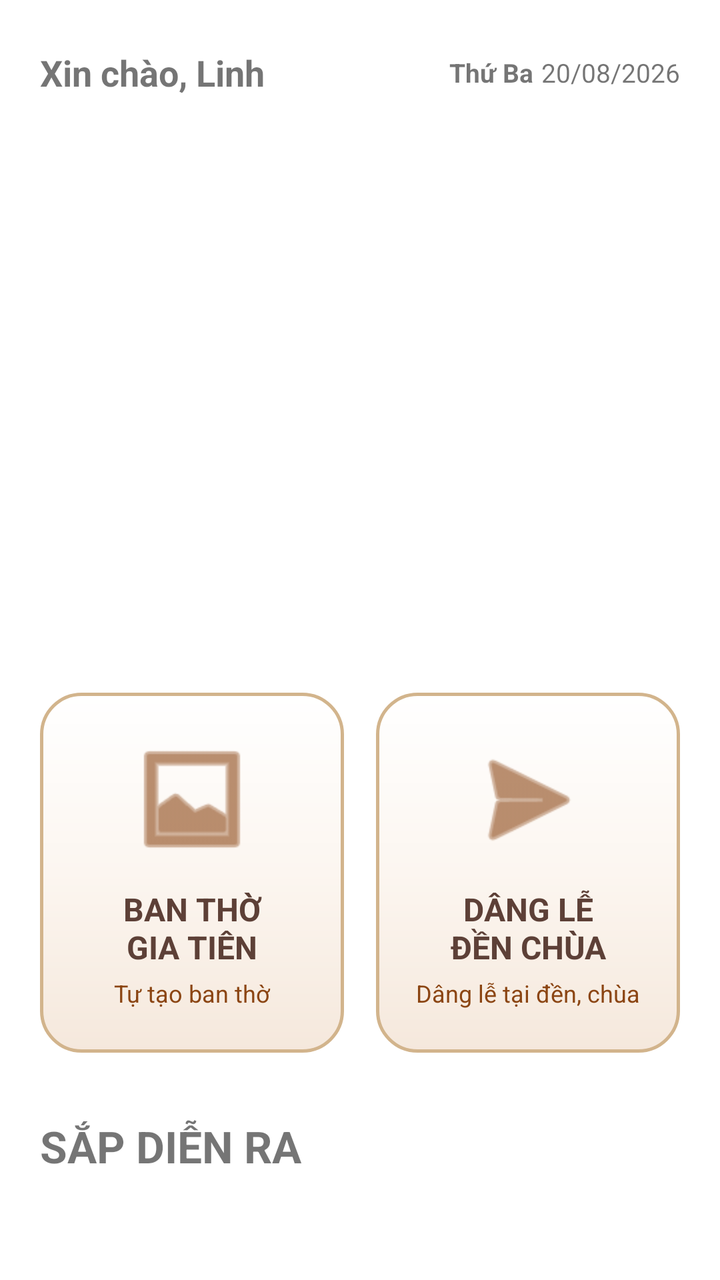
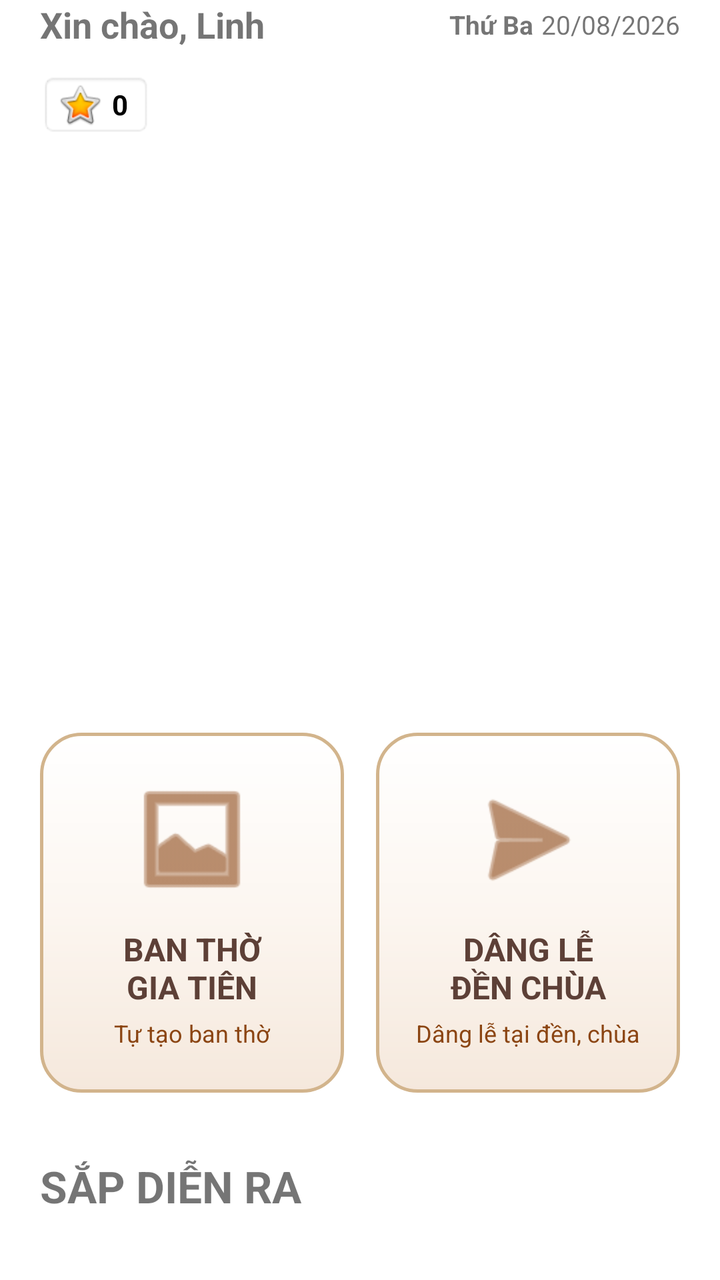

Compare the two renders of this Android layout. The source of the first and the diff that turns it into the second are given below.
<!-- AndroidManifest.xml: application theme Theme.ThapHuongGiaTien -->
<!-- res/layout/fragment_home.xml -->
<?xml version="1.0" encoding="utf-8"?>
<androidx.core.widget.NestedScrollView xmlns:android="http://schemas.android.com/apk/res/android"
    xmlns:app="http://schemas.android.com/apk/res-auto"
    android:id="@+id/scrollView"
    android:layout_width="match_parent"
    android:layout_height="match_parent"
    android:fillViewport="true"
    android:background="@color/white">
    <LinearLayout
        android:id="@+id/layoutContent"
        android:layout_width="match_parent"
        android:layout_height="wrap_content"
        android:orientation="vertical"
        android:paddingStart="20dp"
        android:paddingTop="24dp"
        android:paddingEnd="20dp"
        android:paddingBottom="32dp">
        <LinearLayout
            android:id="@+id/layoutUserInfo"
            android:layout_width="match_parent"
            android:layout_height="wrap_content"
            android:orientation="horizontal"
            android:gravity="center_vertical">
            <TextView
                android:id="@+id/txtUserName"
                android:layout_width="0dp"
                android:layout_height="wrap_content"
                android:layout_weight="1"
                android:text="Xin chào, Linh"
                android:textSize="18sp"
                android:textStyle="bold" />
            <TextView
                android:id="@+id/txtDayOfWeek"
                android:layout_width="wrap_content"
                android:layout_height="wrap_content"
                android:text="Thứ Ba"
                android:textSize="13sp"
                android:textStyle="bold"
                android:layout_marginEnd="4dp"/>
            <TextView
                android:id="@+id/txtDate"
                android:layout_width="wrap_content"
                android:layout_height="wrap_content"
                android:text="20/08/2026"
                android:textSize="13sp" />
        </LinearLayout>
        <androidx.cardview.widget.CardView
            android:id="@+id/cardBanner"
            android:layout_width="match_parent"
            android:layout_height="250dp"
            android:layout_marginTop="24dp"
            app:cardCornerRadius="20dp"
            app:cardElevation="0dp">
            <androidx.constraintlayout.widget.ConstraintLayout
                android:layout_width="match_parent"
                android:layout_height="match_parent">
                <ImageView
                    android:id="@+id/imgBanner"
                    android:layout_width="match_parent"
                    android:layout_height="match_parent"
                    android:contentDescription="@null"
                    android:scaleType="centerCrop" />
            </androidx.constraintlayout.widget.ConstraintLayout>
        </androidx.cardview.widget.CardView>
        <LinearLayout
            android:id="@+id/layoutFunctions"
            android:layout_width="match_parent"
            android:layout_height="wrap_content"
            android:layout_marginTop="24dp"
            android:baselineAligned="false"
            android:orientation="horizontal"
            android:weightSum="2">

            <LinearLayout
                android:id="@+id/cardBanThoGiaTien"
                android:layout_width="0dp"
                android:layout_height="180dp"
                android:layout_marginEnd="8dp"
                android:layout_weight="1"
                android:background="@drawable/bg_action_button"
                android:clickable="true"
                android:focusable="true"
                android:gravity="center"
                android:orientation="vertical"
                android:padding="16dp">

                <ImageView
                    android:id="@+id/imgBanThoIcon"
                    android:layout_width="64dp"
                    android:layout_height="64dp"
                    android:src="@android:drawable/ic_menu_gallery"
                    app:tint="#8B4513"
                    android:contentDescription="@null" />

                <TextView
                    android:id="@+id/txtBanThoTitle"
                    android:layout_width="match_parent"
                    android:layout_height="wrap_content"
                    android:layout_marginTop="12dp"
                    android:gravity="center"
                    android:text="BAN THỜ\nGIA TIÊN"
                    android:textColor="#5D4037"
                    android:textSize="16sp"
                    android:textStyle="bold" />

                <TextView
                    android:id="@+id/txtBanThoDescription"
                    android:layout_width="match_parent"
                    android:layout_height="wrap_content"
                    android:layout_marginTop="4dp"
                    android:gravity="center"
                    android:text="Tự tạo ban thờ"
                    android:textColor="#8B4513"
                    android:textSize="12sp" />
            </LinearLayout>

            <LinearLayout
                android:id="@+id/cardDangLe"
                android:layout_width="0dp"
                android:layout_height="180dp"
                android:layout_marginStart="8dp"
                android:layout_weight="1"
                android:background="@drawable/bg_action_button"
                android:clickable="true"
                android:focusable="true"
                android:gravity="center"
                android:orientation="vertical"
                android:padding="16dp">

                <ImageView
                    android:id="@+id/imgDangLeIcon"
                    android:layout_width="64dp"
                    android:layout_height="64dp"
                    android:src="@android:drawable/ic_menu_send"
                    app:tint="#8B4513"
                    android:contentDescription="@null" />

                <TextView
                    android:id="@+id/txtDangLeTitle"
                    android:layout_width="match_parent"
                    android:layout_height="wrap_content"
                    android:layout_marginTop="12dp"
                    android:gravity="center"
                    android:text="DÂNG LỄ\nĐỀN CHÙA"
                    android:textColor="#5D4037"
                    android:textSize="16sp"
                    android:textStyle="bold" />

                <TextView
                    android:id="@+id/txtDangLeDescription"
                    android:layout_width="match_parent"
                    android:layout_height="wrap_content"
                    android:layout_marginTop="4dp"
                    android:gravity="center"
                    android:text="Dâng lễ tại đền, chùa"
                    android:textColor="#8B4513"
                    android:textSize="12sp" />
            </LinearLayout>
        </LinearLayout>
        <androidx.constraintlayout.widget.ConstraintLayout
            android:id="@+id/layoutEventHeader"
            android:layout_width="match_parent"
            android:layout_height="wrap_content"
            android:layout_marginTop="32dp">
            <TextView
                android:id="@+id/txtEventTitle"
                android:layout_width="0dp"
                android:layout_height="wrap_content"
                android:text="SẮP DIỄN RA"
                android:textSize="22sp"
                android:textStyle="bold"
                app:layout_constraintStart_toStartOf="parent"
                app:layout_constraintTop_toTopOf="parent"
                app:layout_constraintEnd_toEndOf="parent" />
        </androidx.constraintlayout.widget.ConstraintLayout>
        <androidx.recyclerview.widget.RecyclerView
            android:id="@+id/rvEvents"
            android:layout_width="match_parent"
            android:layout_height="wrap_content"
            android:layout_marginTop="14dp"
            android:nestedScrollingEnabled="false"
            app:layoutManager="androidx.recyclerview.widget.LinearLayoutManager" />
    </LinearLayout>
</androidx.core.widget.NestedScrollView>
<!-- resources referenced by this layout -->
<resources>
  <color name="white">#FFFFFFFF</color>
  <!-- drawable bg_action_button (drawable) -->
  <?xml version="1.0" encoding="utf-8"?>
  <ripple xmlns:android="http://schemas.android.com/apk/res/android"
      android:color="#208B4513">
      <item>
          <shape android:shape="rectangle">
              <gradient
                  android:startColor="#FFFFFF"
                  android:centerColor="#FCF6F0"
                  android:endColor="#F5E8DC"
                  android:angle="270" />
              <corners android:radius="20dp" />
              <stroke
                  android:width="1.5dp"
                  android:color="#D2B48C" />
          </shape>
      </item>
  </ripple>
  <style name="Theme.ThapHuongGiaTien" parent="Theme.MaterialComponents.DayNight.NoActionBar">
          
          <item name="colorPrimary">@color/purple_500</item>
          <item name="colorPrimaryVariant">@color/purple_700</item>
          <item name="colorOnPrimary">@color/white</item>
          
          <item name="colorSecondary">@color/teal_200</item>
          <item name="colorSecondaryVariant">@color/teal_700</item>
          <item name="colorOnSecondary">@color/black</item>
          
          <item name="android:statusBarColor">@color/white</item>
          <item name="android:windowLightStatusBar">true</item>
          
      </style>
  <color name="purple_500">#FF6200EE</color>
  <color name="purple_700">#FF3700B3</color>
  <color name="teal_200">#FF03DAC5</color>
  <color name="teal_700">#FF018786</color>
  <color name="black">#FF000000</color>
</resources>

<!-- the commit's change to res/layout/fragment_home.xml (unified diff, before → after) -->
@@ -1,184 +1,236 @@
 <?xml version="1.0" encoding="utf-8"?>
-<androidx.core.widget.NestedScrollView xmlns:android="http://schemas.android.com/apk/res/android"
+<androidx.constraintlayout.widget.ConstraintLayout xmlns:android="http://schemas.android.com/apk/res/android"
     xmlns:app="http://schemas.android.com/apk/res-auto"
-    android:id="@+id/scrollView"
     android:layout_width="match_parent"
     android:layout_height="match_parent"
-    android:fillViewport="true"
     android:background="@color/white">
-    <LinearLayout
-        android:id="@+id/layoutContent"
+
+    <androidx.core.widget.NestedScrollView
+        android:id="@+id/scrollView"
         android:layout_width="match_parent"
-        android:layout_height="wrap_content"
-        android:orientation="vertical"
-        android:paddingStart="20dp"
-        android:paddingTop="24dp"
-        android:paddingEnd="20dp"
-        android:paddingBottom="32dp">
+        android:layout_height="match_parent"
+        android:fillViewport="true">
+
         <LinearLayout
-            android:id="@+id/layoutUserInfo"
+            android:id="@+id/layoutContent"
             android:layout_width="match_parent"
             android:layout_height="wrap_content"
-            android:orientation="horizontal"
-            android:gravity="center_vertical">
-            <TextView
-                android:id="@+id/txtUserName"
-                android:layout_width="0dp"
-                android:layout_height="wrap_content"
-                android:layout_weight="1"
-                android:text="Xin chào, Linh"
-                android:textSize="18sp"
-                android:textStyle="bold" />
-            <TextView
-                android:id="@+id/txtDayOfWeek"
+            android:orientation="vertical"
+            android:paddingStart="20dp"
+            android:paddingEnd="20dp"
+            android:paddingBottom="32dp">
+
+            <LinearLayout
+                android:id="@+id/layoutUserInfo"
+                android:layout_width="match_parent"
+                android:layout_height="wrap_content"
+                android:gravity="center_vertical"
+                android:orientation="horizontal">
+
+                <TextView
+                    android:id="@+id/txtUserName"
+                    android:layout_width="0dp"
+                    android:layout_height="wrap_content"
+                    android:layout_weight="1"
+                    android:text="Xin chào, Linh"
+                    android:textSize="18sp"
+                    android:textStyle="bold" />
+
+                <TextView
+                    android:id="@+id/txtDayOfWeek"
+                    android:layout_width="wrap_content"
+                    android:layout_height="wrap_content"
+                    android:layout_marginEnd="4dp"
+                    android:text="Thứ Ba"
+                    android:textSize="13sp"
+                    android:textStyle="bold" />
+
+                <TextView
+                    android:id="@+id/txtDate"
+                    android:layout_width="wrap_content"
+                    android:layout_height="wrap_content"
+                    android:text="20/08/2026"
+                    android:textSize="13sp" />
+            </LinearLayout>
+
+            <include
+                android:id="@+id/layoutGold"
+                layout="@layout/layout_gold"
                 android:layout_width="wrap_content"
                 android:layout_height="wrap_content"
-                android:text="Thứ Ba"
-                android:textSize="13sp"
-                android:textStyle="bold"
-                android:layout_marginEnd="4dp"/>
-            <TextView
-                android:id="@+id/txtDate"
-                android:layout_width="wrap_content"
-                android:layout_height="wrap_content"
-                android:text="20/08/2026"
-                android:textSize="13sp" />
+                android:layout_marginTop="12dp" />
+
+            <androidx.cardview.widget.CardView
+                android:id="@+id/cardBanner"
+                android:layout_width="match_parent"
+                android:layout_height="250dp"
+                android:layout_marginTop="24dp"
+                app:cardCornerRadius="20dp"
+                app:cardElevation="0dp">
+
+                <androidx.constraintlayout.widget.ConstraintLayout
+                    android:layout_width="match_parent"
+                    android:layout_height="match_parent">
+
+                    <ImageView
+                        android:id="@+id/imgBanner"
+                        android:layout_width="match_parent"
+                        android:layout_height="match_parent"
+                        android:contentDescription="@null"
+                        android:scaleType="centerCrop" />
+                </androidx.constraintlayout.widget.ConstraintLayout>
+            </androidx.cardview.widget.CardView>
+
+            <LinearLayout
+                android:id="@+id/layoutFunctions"
+                android:layout_width="match_parent"
+                android:layout_height="wrap_content"
+                android:layout_marginTop="24dp"
+                android:baselineAligned="false"
+                android:orientation="horizontal"
+                android:weightSum="2">
+
+                <LinearLayout
+                    android:id="@+id/cardBanThoGiaTien"
+                    android:layout_width="0dp"
+                    android:layout_height="180dp"
+                    android:layout_marginEnd="8dp"
+                    android:layout_weight="1"
+                    android:background="@drawable/bg_action_button"
+                    android:clickable="true"
+                    android:focusable="true"
+                    android:gravity="center"
+                    android:orientation="vertical"
+                    android:padding="16dp">
+
+                    <ImageView
+                        android:id="@+id/imgBanThoIcon"
+                        android:layout_width="64dp"
+                        android:layout_height="64dp"
+                        android:contentDescription="@null"
+                        android:src="@android:drawable/ic_menu_gallery"
+                        app:tint="#8B4513" />
+
+                    <TextView
+                        android:id="@+id/txtBanThoTitle"
+                        android:layout_width="match_parent"
+                        android:layout_height="wrap_content"
+                        android:layout_marginTop="12dp"
+                        android:gravity="center"
+                        android:text="BAN THỜ\nGIA TIÊN"
+                        android:textColor="#5D4037"
+                        android:textSize="16sp"
+                        android:textStyle="bold" />
+
+                    <TextView
+                        android:id="@+id/txtBanThoDescription"
+                        android:layout_width="match_parent"
+                        android:layout_height="wrap_content"
+                        android:layout_marginTop="4dp"
+                        android:gravity="center"
+                        android:text="Tự tạo ban thờ"
+                        android:textColor="#8B4513"
+                        android:textSize="12sp" />
+                </LinearLayout>
+
+                <LinearLayout
+                    android:id="@+id/cardDangLe"
+                    android:layout_width="0dp"
+                    android:layout_height="180dp"
+                    android:layout_marginStart="8dp"
+                    android:layout_weight="1"
+                    android:background="@drawable/bg_action_button"
+                    android:clickable="true"
+                    android:focusable="true"
+                    android:gravity="center"
+                    android:orientation="vertical"
+                    android:padding="16dp">
+
+                    <ImageView
+                        android:id="@+id/imgDangLeIcon"
+                        android:layout_width="64dp"
+                        android:layout_height="64dp"
+                        android:contentDescription="@null"
+                        android:src="@android:drawable/ic_menu_send"
+                        app:tint="#8B4513" />
+
+                    <TextView
+                        android:id="@+id/txtDangLeTitle"
+                        android:layout_width="match_parent"
+                        android:layout_height="wrap_content"
+                        android:layout_marginTop="12dp"
+                        android:gravity="center"
+                        android:text="DÂNG LỄ\nĐỀN CHÙA"
+                        android:textColor="#5D4037"
+                        android:textSize="16sp"
+                        android:textStyle="bold" />
+
+                    <TextView
+                        android:id="@+id/txtDangLeDescription"
+                        android:layout_width="match_parent"
+                        android:layout_height="wrap_content"
+                        android:layout_marginTop="4dp"
+                        android:gravity="center"
+                        android:text="Dâng lễ tại đền, chùa"
+                        android:textColor="#8B4513"
+                        android:textSize="12sp" />
+                </LinearLayout>
+            </LinearLayout>
+
+            <androidx.constraintlayout.widget.ConstraintLayout
+                android:id="@+id/layoutEventHeader"
+                android:layout_width="match_parent"
+                android:layout_height="wrap_content"
+                android:layout_marginTop="32dp">
+
+                <TextView
+                    android:id="@+id/txtEventTitle"
+                    android:layout_width="0dp"
+                    android:layout_height="wrap_content"
+                    android:text="SẮP DIỄN RA"
+                    android:textSize="22sp"
+                    android:textStyle="bold"
+                    app:layout_constraintEnd_toEndOf="parent"
+                    app:layout_constraintStart_toStartOf="parent"
+                    app:layout_constraintTop_toTopOf="parent" />
+            </androidx.constraintlayout.widget.ConstraintLayout>
+
+            <androidx.recyclerview.widget.RecyclerView
+                android:id="@+id/rvEvents"
+                android:layout_width="match_parent"
+                android:layout_height="wrap_content"
+                android:layout_marginTop="14dp"
+                android:nestedScrollingEnabled="false"
+                app:layoutManager="androidx.recyclerview.widget.LinearLayoutManager" />
         </LinearLayout>
-        <androidx.cardview.widget.CardView
-            android:id="@+id/cardBanner"
-            android:layout_width="match_parent"
-            android:layout_height="250dp"
-            android:layout_marginTop="24dp"
-            app:cardCornerRadius="20dp"
-            app:cardElevation="0dp">
-            <androidx.constraintlayout.widget.ConstraintLayout
-                android:layout_width="match_parent"
-                android:layout_height="match_parent">
-                <ImageView
-                    android:id="@+id/imgBanner"
-                    android:layout_width="match_parent"
-                    android:layout_height="match_parent"
-                    android:contentDescription="@null"
-                    android:scaleType="centerCrop" />
-            </androidx.constraintlayout.widget.ConstraintLayout>
-        </androidx.cardview.widget.CardView>
-        <LinearLayout
-            android:id="@+id/layoutFunctions"
-            android:layout_width="match_parent"
-            android:layout_height="wrap_content"
-            android:layout_marginTop="24dp"
-            android:baselineAligned="false"
-            android:orientation="horizontal"
-            android:weightSum="2">
-
-            <LinearLayout
-                android:id="@+id/cardBanThoGiaTien"
-                android:layout_width="0dp"
-                android:layout_height="180dp"
-                android:layout_marginEnd="8dp"
-                android:layout_weight="1"
-                android:background="@drawable/bg_action_button"
-                android:clickable="true"
-                android:focusable="true"
-                android:gravity="center"
-                android:orientation="vertical"
-                android:padding="16dp">
-
-                <ImageView
-                    android:id="@+id/imgBanThoIcon"
-                    android:layout_width="64dp"
-                    android:layout_height="64dp"
-                    android:src="@android:drawable/ic_menu_gallery"
-                    app:tint="#8B4513"
-                    android:contentDescription="@null" />
-
-                <TextView
-                    android:id="@+id/txtBanThoTitle"
-                    android:layout_width="match_parent"
-                    android:layout_height="wrap_content"
-                    android:layout_marginTop="12dp"
-                    android:gravity="center"
-                    android:text="BAN THỜ\nGIA TIÊN"
-                    android:textColor="#5D4037"
-                    android:textSize="16sp"
-                    android:textStyle="bold" />
-
-                <TextView
-                    android:id="@+id/txtBanThoDescription"
-                    android:layout_width="match_parent"
-                    android:layout_height="wrap_content"
-                    android:layout_marginTop="4dp"
-                    android:gravity="center"
-                    android:text="Tự tạo ban thờ"
-                    android:textColor="#8B4513"
-                    android:textSize="12sp" />
-            </LinearLayout>
-
-            <LinearLayout
-                android:id="@+id/cardDangLe"
-                android:layout_width="0dp"
-                android:layout_height="180dp"
-                android:layout_marginStart="8dp"
-                android:layout_weight="1"
-                android:background="@drawable/bg_action_button"
-                android:clickable="true"
-                android:focusable="true"
-                android:gravity="center"
-                android:orientation="vertical"
-                android:padding="16dp">
-
-                <ImageView
-                    android:id="@+id/imgDangLeIcon"
-                    android:layout_width="64dp"
-                    android:layout_height="64dp"
-                    android:src="@android:drawable/ic_menu_send"
-                    app:tint="#8B4513"
-                    android:contentDescription="@null" />
-
-                <TextView
-                    android:id="@+id/txtDangLeTitle"
-                    android:layout_width="match_parent"
-                    android:layout_height="wrap_content"
-                    android:layout_marginTop="12dp"
-                    android:gravity="center"
-                    android:text="DÂNG LỄ\nĐỀN CHÙA"
-                    android:textColor="#5D4037"
-                    android:textSize="16sp"
-                    android:textStyle="bold" />
-
-                <TextView
-                    android:id="@+id/txtDangLeDescription"
-                    android:layout_width="match_parent"
-                    android:layout_height="wrap_content"
-                    android:layout_marginTop="4dp"
-                    android:gravity="center"
-                    android:text="Dâng lễ tại đền, chùa"
-                    android:textColor="#8B4513"
-                    android:textSize="12sp" />
-            </LinearLayout>
-        </LinearLayout>
-        <androidx.constraintlayout.widget.ConstraintLayout
-            android:id="@+id/layoutEventHeader"
-            android:layout_width="match_parent"
-            android:layout_height="wrap_content"
-            android:layout_marginTop="32dp">
-            <TextView
-                android:id="@+id/txtEventTitle"
-                android:layout_width="0dp"
-                android:layout_height="wrap_content"
-                android:text="SẮP DIỄN RA"
-                android:textSize="22sp"
-                android:textStyle="bold"
-                app:layout_constraintStart_toStartOf="parent"
-                app:layout_constraintTop_toTopOf="parent"
-                app:layout_constraintEnd_toEndOf="parent" />
-        </androidx.constraintlayout.widget.ConstraintLayout>
-        <androidx.recyclerview.widget.RecyclerView
-            android:id="@+id/rvEvents"
-            android:layout_width="match_parent"
-            android:layout_height="wrap_content"
-            android:layout_marginTop="14dp"
-            android:nestedScrollingEnabled="false"
-            app:layoutManager="androidx.recyclerview.widget.LinearLayoutManager" />
-    </LinearLayout>
-</androidx.core.widget.NestedScrollView>
+    </androidx.core.widget.NestedScrollView>
+
+</androidx.constraintlayout.widget.ConstraintLayout>
+<!-- res/layout/layout_gold.xml (included above) -->
+<?xml version="1.0" encoding="utf-8"?>
+<LinearLayout xmlns:android="http://schemas.android.com/apk/res/android"
+    android:id="@+id/layoutGold"
+    android:layout_width="wrap_content"
+    android:layout_height="wrap_content"
+    android:background="@android:drawable/editbox_background"
+    android:gravity="center_vertical"
+    android:orientation="horizontal"
+    android:paddingStart="8dp"
+    android:paddingEnd="12dp"
+    android:paddingTop="4dp"
+    android:paddingBottom="4dp">
+
+    <ImageView
+        android:layout_width="24dp"
+        android:layout_height="24dp"
+        android:src="@android:drawable/btn_star_big_on" />
+
+    <TextView
+        android:id="@+id/txtGold"
+        android:layout_width="wrap_content"
+        android:layout_height="wrap_content"
+        android:layout_marginStart="4dp"
+        android:text="0"
+        android:textColor="@android:color/black"
+        android:textStyle="bold" />
+</LinearLayout>
